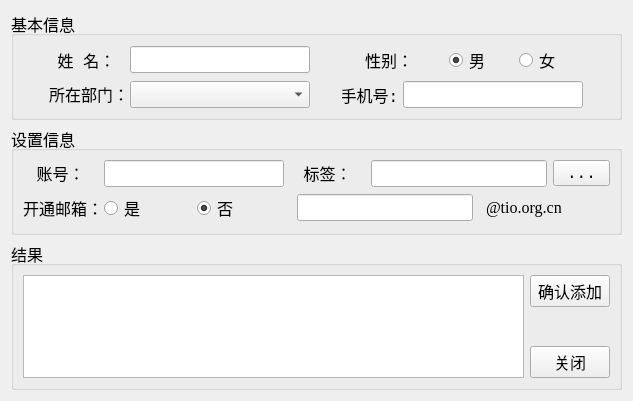
Qt form myObject/new.ui (hysspoluo/wework2) before a commit.
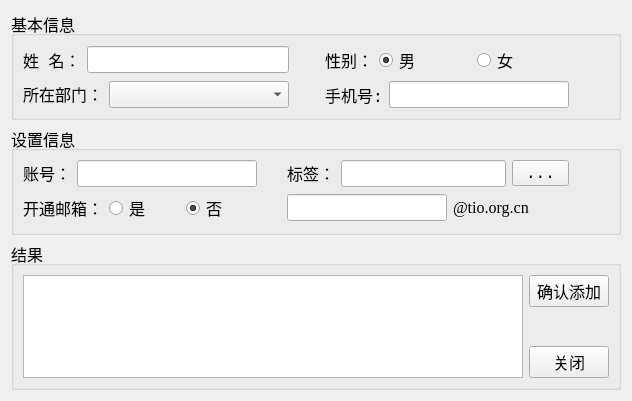
The same form after that commit.

```diff
--- a/myObject/new.ui
+++ b/myObject/new.ui
@@ -26,148 +26,25 @@
       <string>基本信息</string>
      </property>
      <layout class="QGridLayout" name="gridLayout">
-      <item row="1" column="1">
-       <layout class="QHBoxLayout" name="horizontalLayout_3">
-        <item>
-         <widget class="QLabel" name="label_phone">
-          <property name="sizePolicy">
-           <sizepolicy hsizetype="Fixed" vsizetype="Preferred">
-            <horstretch>0</horstretch>
-            <verstretch>0</verstretch>
-           </sizepolicy>
-          </property>
-          <property name="minimumSize">
-           <size>
-            <width>55</width>
-            <height>0</height>
-           </size>
-          </property>
-          <property name="maximumSize">
-           <size>
-            <width>55</width>
-            <height>16777215</height>
-           </size>
-          </property>
-          <property name="font">
-           <font>
-            <family>Consolas</family>
-           </font>
-          </property>
-          <property name="text">
-           <string>手机号:</string>
-          </property>
-          <property name="alignment">
-           <set>Qt::AlignCenter</set>
-          </property>
-         </widget>
-        </item>
-        <item>
-         <widget class="QLineEdit" name="lineEdit_phone">
-          <property name="sizePolicy">
-           <sizepolicy hsizetype="Fixed" vsizetype="Fixed">
-            <horstretch>0</horstretch>
-            <verstretch>0</verstretch>
-           </sizepolicy>
-          </property>
-          <property name="minimumSize">
-           <size>
-            <width>180</width>
-            <height>0</height>
-           </size>
-          </property>
-          <property name="maximumSize">
-           <size>
-            <width>180</width>
-            <height>16777215</height>
-           </size>
-          </property>
-          <property name="font">
-           <font>
-            <family>Consolas</family>
-           </font>
-          </property>
-         </widget>
-        </item>
-       </layout>
-      </item>
-      <item row="1" column="0">
-       <layout class="QHBoxLayout" name="horizontalLayout_4">
-        <item>
-         <widget class="QLabel" name="label_department">
-          <property name="sizePolicy">
-           <sizepolicy hsizetype="Fixed" vsizetype="Fixed">
-            <horstretch>0</horstretch>
-            <verstretch>0</verstretch>
-           </sizepolicy>
-          </property>
-          <property name="minimumSize">
-           <size>
-            <width>75</width>
-            <height>0</height>
-           </size>
-          </property>
-          <property name="maximumSize">
-           <size>
-            <width>75</width>
-            <height>16777215</height>
-           </size>
-          </property>
-          <property name="text">
-           <string>所在部门：</string>
-          </property>
-          <property name="alignment">
-           <set>Qt::AlignLeading|Qt::AlignLeft|Qt::AlignVCenter</set>
-          </property>
-         </widget>
-        </item>
-        <item>
-         <widget class="QComboBox" name="comboBox_department">
-          <property name="sizePolicy">
-           <sizepolicy hsizetype="Fixed" vsizetype="Fixed">
-            <horstretch>0</horstretch>
-            <verstretch>0</verstretch>
-           </sizepolicy>
-          </property>
-          <property name="minimumSize">
-           <size>
-            <width>180</width>
-            <height>0</height>
-           </size>
-          </property>
-          <property name="maximumSize">
-           <size>
-            <width>180</width>
-            <height>16777215</height>
-           </size>
-          </property>
-          <property name="font">
-           <font>
-            <family>Consolas</family>
-           </font>
-          </property>
-         </widget>
-        </item>
-       </layout>
-      </item>
-      <item row="0" column="1">
+      <item row="0" column="2">
        <layout class="QHBoxLayout" name="horizontalLayout_2">
         <item>
          <widget class="QLabel" name="label_sex">
           <property name="sizePolicy">
-           <sizepolicy hsizetype="Fixed" vsizetype="Fixed">
+           <sizepolicy hsizetype="Maximum" vsizetype="Fixed">
             <horstretch>0</horstretch>
             <verstretch>0</verstretch>
            </sizepolicy>
           </property>
           <property name="minimumSize">
            <size>
-            <width>55</width>
+            <width>0</width>
             <height>0</height>
            </size>
           </property>
           <property name="maximumSize">
            <size>
-            <width>55</width>
+            <width>16777215</width>
             <height>16777215</height>
            </size>
           </property>
@@ -175,14 +52,14 @@
            <string>性别：</string>
           </property>
           <property name="alignment">
-           <set>Qt::AlignLeading|Qt::AlignLeft|Qt::AlignVCenter</set>
+           <set>Qt::AlignJustify|Qt::AlignVCenter</set>
           </property>
          </widget>
         </item>
         <item>
          <widget class="QRadioButton" name="radioButton_man">
           <property name="sizePolicy">
-           <sizepolicy hsizetype="Fixed" vsizetype="Fixed">
+           <sizepolicy hsizetype="Preferred" vsizetype="Fixed">
             <horstretch>0</horstretch>
             <verstretch>0</verstretch>
            </sizepolicy>
@@ -203,7 +80,7 @@
         <item>
          <widget class="QRadioButton" name="radioButton_woman">
           <property name="sizePolicy">
-           <sizepolicy hsizetype="Fixed" vsizetype="Fixed">
+           <sizepolicy hsizetype="Preferred" vsizetype="Fixed">
             <horstretch>0</horstretch>
             <verstretch>0</verstretch>
            </sizepolicy>
@@ -220,25 +97,84 @@
         </item>
        </layout>
       </item>
+      <item row="1" column="0">
+       <layout class="QHBoxLayout" name="horizontalLayout_4">
+        <item>
+         <widget class="QLabel" name="label_department">
+          <property name="sizePolicy">
+           <sizepolicy hsizetype="Maximum" vsizetype="Fixed">
+            <horstretch>0</horstretch>
+            <verstretch>0</verstretch>
+           </sizepolicy>
+          </property>
+          <property name="minimumSize">
+           <size>
+            <width>0</width>
+            <height>0</height>
+           </size>
+          </property>
+          <property name="maximumSize">
+           <size>
+            <width>16777215</width>
+            <height>16777215</height>
+           </size>
+          </property>
+          <property name="text">
+           <string>所在部门：</string>
+          </property>
+          <property name="alignment">
+           <set>Qt::AlignJustify|Qt::AlignVCenter</set>
+          </property>
+         </widget>
+        </item>
+        <item>
+         <widget class="QComboBox" name="comboBox_department">
+          <property name="sizePolicy">
+           <sizepolicy hsizetype="Preferred" vsizetype="Fixed">
+            <horstretch>0</horstretch>
+            <verstretch>0</verstretch>
+           </sizepolicy>
+          </property>
+          <property name="minimumSize">
+           <size>
+            <width>180</width>
+            <height>0</height>
+           </size>
+          </property>
+          <property name="maximumSize">
+           <size>
+            <width>16777215</width>
+            <height>16777215</height>
+           </size>
+          </property>
+          <property name="font">
+           <font>
+            <family>Consolas</family>
+           </font>
+          </property>
+         </widget>
+        </item>
+       </layout>
+      </item>
       <item row="0" column="0">
        <layout class="QHBoxLayout" name="horizontalLayout">
         <item>
          <widget class="QLabel" name="label_name">
           <property name="sizePolicy">
-           <sizepolicy hsizetype="Fixed" vsizetype="Fixed">
+           <sizepolicy hsizetype="Maximum" vsizetype="Fixed">
             <horstretch>0</horstretch>
             <verstretch>0</verstretch>
            </sizepolicy>
           </property>
           <property name="minimumSize">
            <size>
-            <width>75</width>
+            <width>0</width>
             <height>0</height>
            </size>
           </property>
           <property name="maximumSize">
            <size>
-            <width>75</width>
+            <width>16777215</width>
             <height>16777215</height>
            </size>
           </property>
@@ -251,14 +187,14 @@
            <string>姓 名：</string>
           </property>
           <property name="alignment">
-           <set>Qt::AlignCenter</set>
+           <set>Qt::AlignJustify|Qt::AlignVCenter</set>
           </property>
          </widget>
         </item>
         <item>
          <widget class="QLineEdit" name="lineEdit_name">
           <property name="sizePolicy">
-           <sizepolicy hsizetype="Fixed" vsizetype="Fixed">
+           <sizepolicy hsizetype="Preferred" vsizetype="Fixed">
             <horstretch>0</horstretch>
             <verstretch>0</verstretch>
            </sizepolicy>
@@ -271,7 +207,71 @@
           </property>
           <property name="maximumSize">
            <size>
+            <width>16777215</width>
+            <height>16777215</height>
+           </size>
+          </property>
+          <property name="font">
+           <font>
+            <family>Consolas</family>
+           </font>
+          </property>
+         </widget>
+        </item>
+       </layout>
+      </item>
+      <item row="1" column="2">
+       <layout class="QHBoxLayout" name="horizontalLayout_3">
+        <item>
+         <widget class="QLabel" name="label_phone">
+          <property name="sizePolicy">
+           <sizepolicy hsizetype="Maximum" vsizetype="Preferred">
+            <horstretch>0</horstretch>
+            <verstretch>0</verstretch>
+           </sizepolicy>
+          </property>
+          <property name="minimumSize">
+           <size>
+            <width>0</width>
+            <height>0</height>
+           </size>
+          </property>
+          <property name="maximumSize">
+           <size>
+            <width>16777215</width>
+            <height>16777215</height>
+           </size>
+          </property>
+          <property name="font">
+           <font>
+            <family>Consolas</family>
+           </font>
+          </property>
+          <property name="text">
+           <string>手机号:</string>
+          </property>
+          <property name="alignment">
+           <set>Qt::AlignJustify|Qt::AlignVCenter</set>
+          </property>
+         </widget>
+        </item>
+        <item>
+         <widget class="QLineEdit" name="lineEdit_phone">
+          <property name="sizePolicy">
+           <sizepolicy hsizetype="Preferred" vsizetype="Fixed">
+            <horstretch>0</horstretch>
+            <verstretch>0</verstretch>
+           </sizepolicy>
+          </property>
+          <property name="minimumSize">
+           <size>
             <width>180</width>
+            <height>0</height>
+           </size>
+          </property>
+          <property name="maximumSize">
+           <size>
+            <width>16777215</width>
             <height>16777215</height>
            </size>
           </property>
@@ -284,6 +284,38 @@
         </item>
        </layout>
       </item>
+      <item row="1" column="3">
+       <spacer name="horizontalSpacer_4">
+        <property name="orientation">
+         <enum>Qt::Horizontal</enum>
+        </property>
+        <property name="sizeType">
+         <enum>QSizePolicy::Fixed</enum>
+        </property>
+        <property name="sizeHint" stdset="0">
+         <size>
+          <width>40</width>
+          <height>20</height>
+         </size>
+        </property>
+       </spacer>
+      </item>
+      <item row="1" column="1">
+       <spacer name="horizontalSpacer_2">
+        <property name="orientation">
+         <enum>Qt::Horizontal</enum>
+        </property>
+        <property name="sizeType">
+         <enum>QSizePolicy::Preferred</enum>
+        </property>
+        <property name="sizeHint" stdset="0">
+         <size>
+          <width>40</width>
+          <height>20</height>
+         </size>
+        </property>
+       </spacer>
+      </item>
      </layout>
     </widget>
    </item>
@@ -299,128 +331,25 @@
       <string>设置信息</string>
      </property>
      <layout class="QGridLayout" name="gridLayout_2">
-      <item row="0" column="0">
-       <layout class="QHBoxLayout" name="horizontalLayout_5">
-        <item>
-         <widget class="QLabel" name="label_id">
-          <property name="sizePolicy">
-           <sizepolicy hsizetype="Fixed" vsizetype="Fixed">
-            <horstretch>0</horstretch>
-            <verstretch>0</verstretch>
-           </sizepolicy>
-          </property>
-          <property name="minimumSize">
-           <size>
-            <width>75</width>
-            <height>0</height>
-           </size>
-          </property>
-          <property name="maximumSize">
-           <size>
-            <width>75</width>
-            <height>16777215</height>
-           </size>
-          </property>
-          <property name="text">
-           <string>账号：</string>
-          </property>
-          <property name="alignment">
-           <set>Qt::AlignCenter</set>
-          </property>
-         </widget>
-        </item>
-        <item>
-         <widget class="QLineEdit" name="lineEdit_id">
-          <property name="sizePolicy">
-           <sizepolicy hsizetype="Fixed" vsizetype="Fixed">
-            <horstretch>0</horstretch>
-            <verstretch>0</verstretch>
-           </sizepolicy>
-          </property>
-          <property name="minimumSize">
-           <size>
-            <width>180</width>
-            <height>0</height>
-           </size>
-          </property>
-          <property name="maximumSize">
-           <size>
-            <width>180</width>
-            <height>16777215</height>
-           </size>
-          </property>
-         </widget>
-        </item>
-       </layout>
-      </item>
-      <item row="0" column="1">
-       <layout class="QHBoxLayout" name="horizontalLayout_8">
-        <item>
-         <widget class="QLabel" name="label_tag">
-          <property name="sizePolicy">
-           <sizepolicy hsizetype="Fixed" vsizetype="Fixed">
-            <horstretch>0</horstretch>
-            <verstretch>0</verstretch>
-           </sizepolicy>
-          </property>
-          <property name="minimumSize">
-           <size>
-            <width>75</width>
-            <height>0</height>
-           </size>
-          </property>
-          <property name="maximumSize">
-           <size>
-            <width>75</width>
-            <height>16777215</height>
-           </size>
-          </property>
-          <property name="text">
-           <string>标签：</string>
-          </property>
-          <property name="alignment">
-           <set>Qt::AlignCenter</set>
-          </property>
-         </widget>
-        </item>
-        <item>
-         <widget class="QLineEdit" name="lineEdit_tag">
-          <property name="sizePolicy">
-           <sizepolicy hsizetype="Fixed" vsizetype="Fixed">
-            <horstretch>0</horstretch>
-            <verstretch>0</verstretch>
-           </sizepolicy>
-          </property>
-         </widget>
-        </item>
-        <item>
-         <widget class="QToolButton" name="toolButton_tag">
-          <property name="text">
-           <string>...</string>
-          </property>
-         </widget>
-        </item>
-       </layout>
-      </item>
       <item row="1" column="0">
        <layout class="QHBoxLayout" name="horizontalLayout_7">
         <item>
          <widget class="QLabel" name="label_mail">
           <property name="sizePolicy">
-           <sizepolicy hsizetype="Fixed" vsizetype="Fixed">
+           <sizepolicy hsizetype="Maximum" vsizetype="Fixed">
             <horstretch>0</horstretch>
             <verstretch>0</verstretch>
            </sizepolicy>
           </property>
           <property name="minimumSize">
            <size>
-            <width>75</width>
+            <width>0</width>
             <height>0</height>
            </size>
           </property>
           <property name="maximumSize">
            <size>
-            <width>75</width>
+            <width>16777215</width>
             <height>16777215</height>
            </size>
           </property>
@@ -431,6 +360,12 @@
         </item>
         <item>
          <widget class="QRadioButton" name="radioButton_yes">
+          <property name="sizePolicy">
+           <sizepolicy hsizetype="Preferred" vsizetype="Fixed">
+            <horstretch>0</horstretch>
+            <verstretch>0</verstretch>
+           </sizepolicy>
+          </property>
           <property name="text">
            <string>是</string>
           </property>
@@ -438,6 +373,12 @@
         </item>
         <item>
          <widget class="QRadioButton" name="radioButton_no">
+          <property name="sizePolicy">
+           <sizepolicy hsizetype="Preferred" vsizetype="Fixed">
+            <horstretch>0</horstretch>
+            <verstretch>0</verstretch>
+           </sizepolicy>
+          </property>
           <property name="text">
            <string>否</string>
           </property>
@@ -448,12 +389,12 @@
         </item>
        </layout>
       </item>
-      <item row="1" column="1">
+      <item row="1" column="2">
        <layout class="QHBoxLayout" name="horizontalLayout_6">
         <item>
          <widget class="QLineEdit" name="lineEdit_mail">
           <property name="sizePolicy">
-           <sizepolicy hsizetype="Fixed" vsizetype="Fixed">
+           <sizepolicy hsizetype="Preferred" vsizetype="Fixed">
             <horstretch>0</horstretch>
             <verstretch>0</verstretch>
            </sizepolicy>
@@ -496,6 +437,141 @@
         </item>
        </layout>
       </item>
+      <item row="0" column="2">
+       <layout class="QHBoxLayout" name="horizontalLayout_8">
+        <item>
+         <widget class="QLabel" name="label_tag">
+          <property name="sizePolicy">
+           <sizepolicy hsizetype="Maximum" vsizetype="Fixed">
+            <horstretch>0</horstretch>
+            <verstretch>0</verstretch>
+           </sizepolicy>
+          </property>
+          <property name="minimumSize">
+           <size>
+            <width>0</width>
+            <height>0</height>
+           </size>
+          </property>
+          <property name="maximumSize">
+           <size>
+            <width>16777215</width>
+            <height>16777215</height>
+           </size>
+          </property>
+          <property name="text">
+           <string>标签：</string>
+          </property>
+          <property name="alignment">
+           <set>Qt::AlignCenter</set>
+          </property>
+         </widget>
+        </item>
+        <item>
+         <widget class="QLineEdit" name="lineEdit_tag">
+          <property name="sizePolicy">
+           <sizepolicy hsizetype="Preferred" vsizetype="Fixed">
+            <horstretch>0</horstretch>
+            <verstretch>0</verstretch>
+           </sizepolicy>
+          </property>
+         </widget>
+        </item>
+        <item>
+         <widget class="QToolButton" name="toolButton_tag">
+          <property name="text">
+           <string>...</string>
+          </property>
+         </widget>
+        </item>
+       </layout>
+      </item>
+      <item row="0" column="0">
+       <layout class="QHBoxLayout" name="horizontalLayout_5">
+        <item>
+         <widget class="QLabel" name="label_id">
+          <property name="sizePolicy">
+           <sizepolicy hsizetype="Maximum" vsizetype="Fixed">
+            <horstretch>0</horstretch>
+            <verstretch>0</verstretch>
+           </sizepolicy>
+          </property>
+          <property name="minimumSize">
+           <size>
+            <width>0</width>
+            <height>0</height>
+           </size>
+          </property>
+          <property name="maximumSize">
+           <size>
+            <width>16777215</width>
+            <height>16777215</height>
+           </size>
+          </property>
+          <property name="text">
+           <string>账号：</string>
+          </property>
+          <property name="alignment">
+           <set>Qt::AlignCenter</set>
+          </property>
+         </widget>
+        </item>
+        <item>
+         <widget class="QLineEdit" name="lineEdit_id">
+          <property name="sizePolicy">
+           <sizepolicy hsizetype="Preferred" vsizetype="Fixed">
+            <horstretch>0</horstretch>
+            <verstretch>0</verstretch>
+           </sizepolicy>
+          </property>
+          <property name="minimumSize">
+           <size>
+            <width>180</width>
+            <height>0</height>
+           </size>
+          </property>
+          <property name="maximumSize">
+           <size>
+            <width>16777215</width>
+            <height>16777215</height>
+           </size>
+          </property>
+         </widget>
+        </item>
+       </layout>
+      </item>
+      <item row="1" column="3">
+       <spacer name="horizontalSpacer_5">
+        <property name="orientation">
+         <enum>Qt::Horizontal</enum>
+        </property>
+        <property name="sizeType">
+         <enum>QSizePolicy::Fixed</enum>
+        </property>
+        <property name="sizeHint" stdset="0">
+         <size>
+          <width>40</width>
+          <height>20</height>
+         </size>
+        </property>
+       </spacer>
+      </item>
+      <item row="1" column="1">
+       <spacer name="horizontalSpacer_3">
+        <property name="orientation">
+         <enum>Qt::Horizontal</enum>
+        </property>
+        <property name="sizeType">
+         <enum>QSizePolicy::Preferred</enum>
+        </property>
+        <property name="sizeHint" stdset="0">
+         <size>
+          <width>40</width>
+          <height>20</height>
+         </size>
+        </property>
+       </spacer>
+      </item>
      </layout>
     </widget>
    </item>
```
